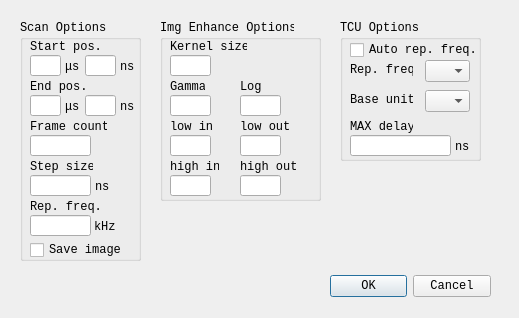
Old version of the form settings.ui in the repository yilp7/img_proc_demo.
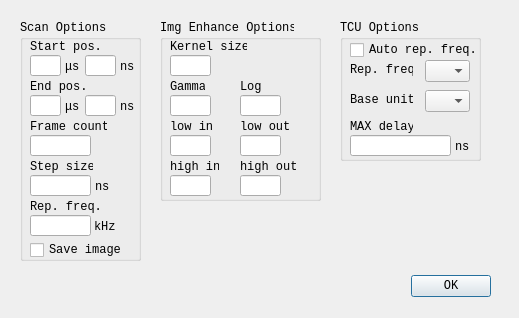
New version of the form.

Commit message: s/l config

Patch:
```diff
--- a/settings.ui
+++ b/settings.ui
@@ -22,17 +22,23 @@
   <widget class="QDialogButtonBox" name="USER_BTN_GRP">
    <property name="geometry">
     <rect>
-     <x>330</x>
+     <x>410</x>
      <y>270</y>
-     <width>161</width>
+     <width>81</width>
      <height>32</height>
     </rect>
    </property>
+   <property name="sizePolicy">
+    <sizepolicy hsizetype="Fixed" vsizetype="Fixed">
+     <horstretch>0</horstretch>
+     <verstretch>0</verstretch>
+    </sizepolicy>
+   </property>
    <property name="orientation">
     <enum>Qt::Horizontal</enum>
    </property>
    <property name="standardButtons">
-    <set>QDialogButtonBox::Cancel|QDialogButtonBox::Ok</set>
+    <set>QDialogButtonBox::Ok</set>
    </property>
   </widget>
   <widget class="QGroupBox" name="SCAN_GRP">
```
The commit also changes 1 other file.
